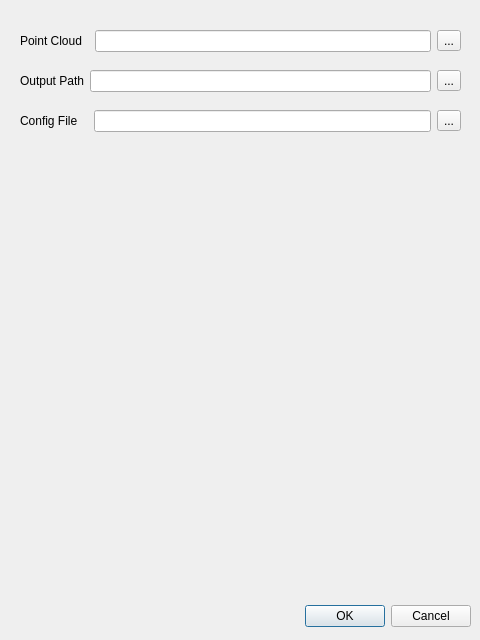
The window that qCC/ui_templates/bdr3D4EMDlg.ui (CloudCompare/CloudCompare) describes before a commit, drawn with Qt 5.
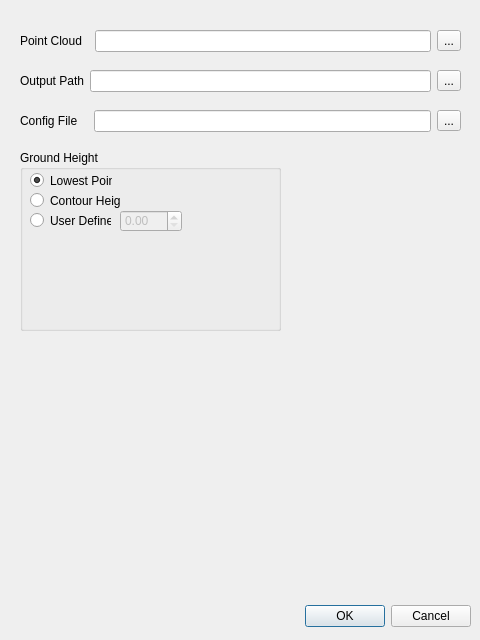
The same window after the commit.

Commit message: ground height

The edit to the form file:
```diff
--- a/qCC/ui_templates/bdr3D4EMDlg.ui
+++ b/qCC/ui_templates/bdr3D4EMDlg.ui
@@ -116,6 +116,74 @@
     </item>
    </layout>
   </widget>
+  <widget class="QGroupBox" name="groupBox">
+   <property name="geometry">
+    <rect>
+     <x>20</x>
+     <y>150</y>
+     <width>261</width>
+     <height>181</height>
+    </rect>
+   </property>
+   <property name="title">
+    <string>Ground Height</string>
+   </property>
+   <widget class="QRadioButton" name="GroundHeightLowestRadioButton">
+    <property name="geometry">
+     <rect>
+      <x>10</x>
+      <y>20</y>
+      <width>82</width>
+      <height>21</height>
+     </rect>
+    </property>
+    <property name="text">
+     <string>Lowest Point</string>
+    </property>
+    <property name="checked">
+     <bool>true</bool>
+    </property>
+   </widget>
+   <widget class="QRadioButton" name="GroundHeightContourRadioButton">
+    <property name="geometry">
+     <rect>
+      <x>10</x>
+      <y>40</y>
+      <width>91</width>
+      <height>21</height>
+     </rect>
+    </property>
+    <property name="text">
+     <string>Contour Height</string>
+    </property>
+   </widget>
+   <widget class="QRadioButton" name="GroundHeightUserRadioButton">
+    <property name="geometry">
+     <rect>
+      <x>10</x>
+      <y>60</y>
+      <width>81</width>
+      <height>21</height>
+     </rect>
+    </property>
+    <property name="text">
+     <string>User Defined</string>
+    </property>
+   </widget>
+   <widget class="QDoubleSpinBox" name="GroundHeightUserDoubleSpinBox">
+    <property name="enabled">
+     <bool>false</bool>
+    </property>
+    <property name="geometry">
+     <rect>
+      <x>100</x>
+      <y>60</y>
+      <width>62</width>
+      <height>22</height>
+     </rect>
+    </property>
+   </widget>
+  </widget>
  </widget>
  <resources/>
  <connections>
```
Left out of the diff: 16 changed lines with no effect on the pictures. The commit also changes 3 other files.
